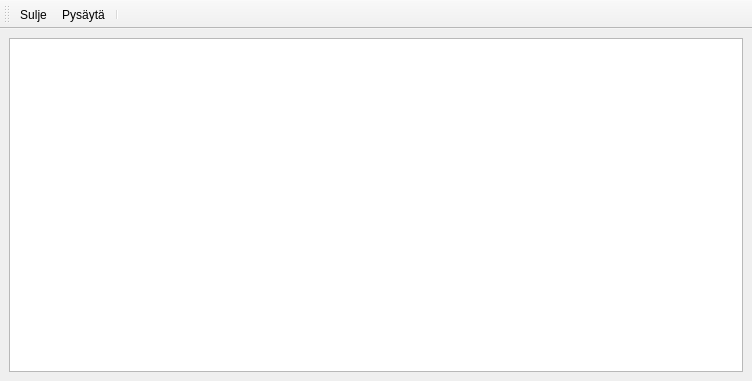
Old version of the form screenshotwindow.ui in the repository thelineva/tvkaistagui.
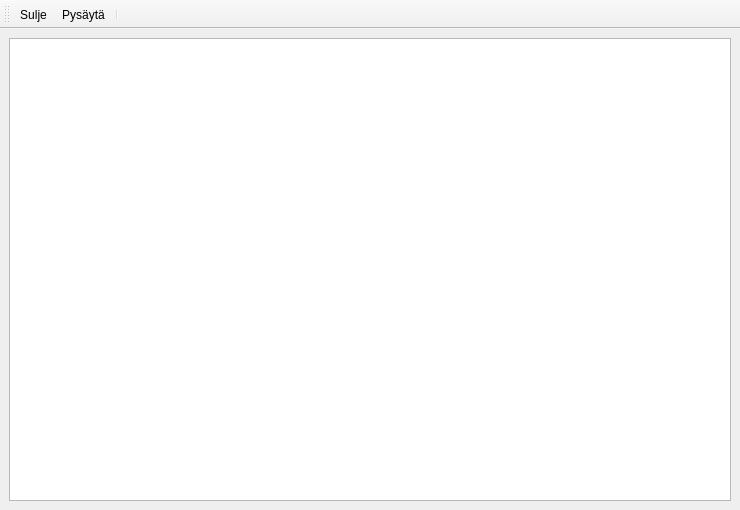
New version of the form. Icons and pictures are not drawn.

Commit message: Kuvakaappausikkunan oletuskokoa kasvatettu

```diff
--- a/screenshotwindow.ui
+++ b/screenshotwindow.ui
@@ -6,8 +6,8 @@
    <rect>
     <x>0</x>
     <y>0</y>
-    <width>752</width>
-    <height>381</height>
+    <width>740</width>
+    <height>510</height>
    </rect>
   </property>
   <property name="windowTitle">
```
